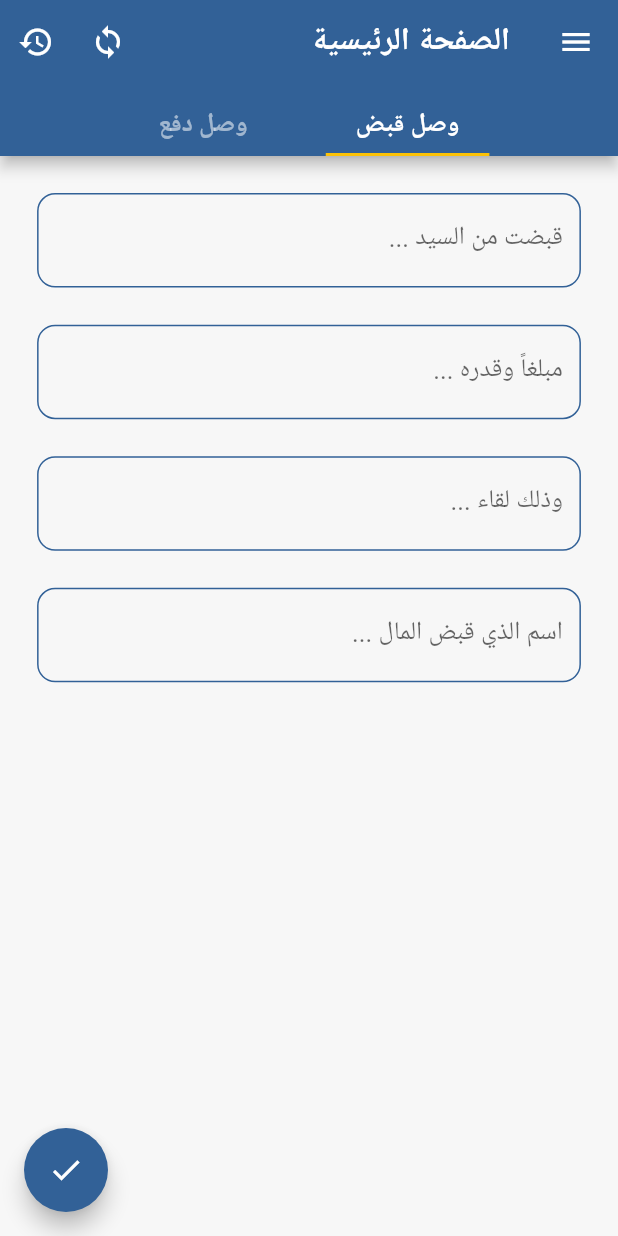
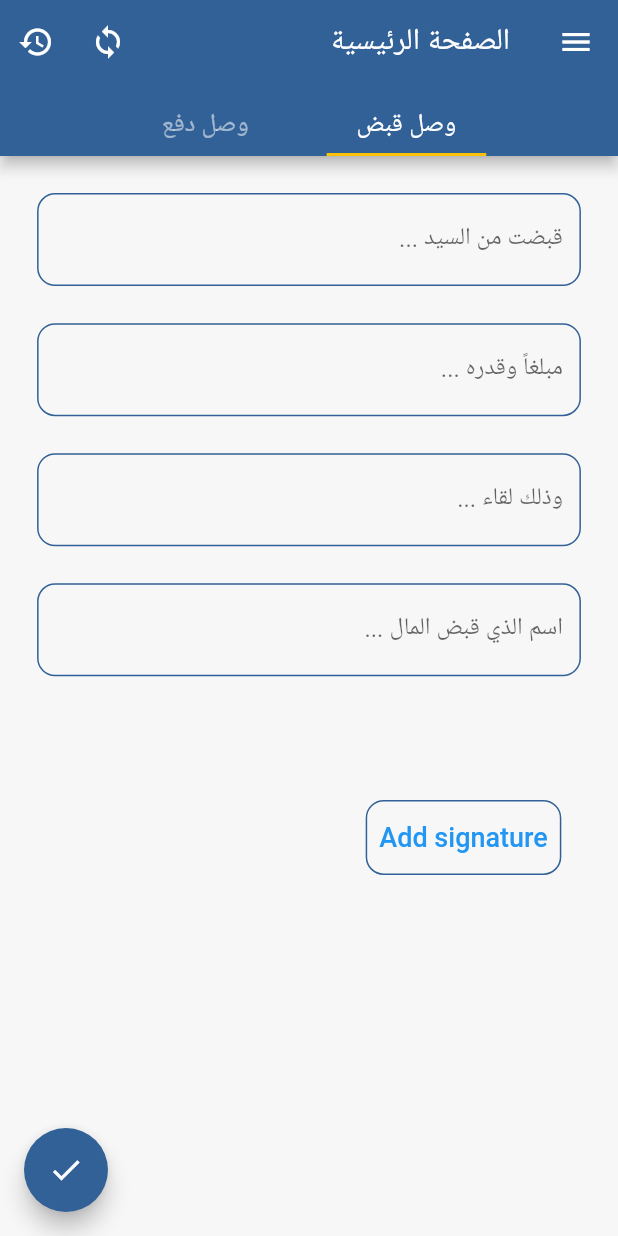
Before and after one commit to ahmad-abotrab/fatora, a Flutter app: the screen it shows after launch, on a phone screen of 412 x 824 dp. Run offline on Flutter 3.47's test engine with Material 2 defaults, Android fonts, the phone set to English and light mode, and no system bars; our stand-ins replace flutter_spinkit, get, open_file, pdf; Roboto replaces fonts that are missing (Fourm).

```diff
--- a/lib/app_route.dart
+++ b/lib/app_route.dart
@@ -1,7 +1,6 @@
 import 'package:fatora/src/Constant/url_path.dart';
 import 'package:fatora/src/views/pages/home.dart';
-import 'package:fatora/src/views/pages/otp_screen.dart';
-import 'package:fatora/src/views/pages/splach_screen.dart';
+import 'package:fatora/src/views/pages/splash_screen.dart';
 import 'package:flutter/material.dart';
 
 class AppRoute {
@@ -12,7 +11,7 @@ class AppRoute {
         {
           return MaterialPageRoute(
             builder: (_) {
-              return const SplachScreen();
+              return const SplashScreen();
             },
           );
         }
--- a/lib/main.dart
+++ b/lib/main.dart
@@ -1,8 +1,10 @@
 import 'package:fatora/app_route.dart';
 import 'package:fatora/src/Constant/color_app.dart';
 import 'package:fatora/src/Constant/url_path.dart';
+import 'package:fatora/src/views/pages/splash_screen.dart';
 import 'package:flutter/material.dart';
-import 'package:flutter_localizations/flutter_localizations.dart';
+import 'package:get/get.dart';
+import 'src/views/pages/home.dart';
 
 void main() {
   runApp(
@@ -18,17 +20,10 @@ class Fatora extends StatelessWidget {
 
   @override
   Widget build(BuildContext context) {
-    return MaterialApp(
+    return GetMaterialApp(
       title: 'شركة الأمل',
-      localizationsDelegates: const [
-        GlobalMaterialLocalizations.delegate,
-        GlobalWidgetsLocalizations.delegate,
-        GlobalCupertinoLocalizations.delegate,
-      ],
-      supportedLocales: const [
-        // Locale('en', 'UK'), // English, United Kingdom  country code
-        Locale('ar', 'SY'), // Arabic,  Syria           country code
-      ],
+      initialRoute: '/',
+      locale: const Locale('ar', 'SY'), // Arabic,  Syria           country code
       theme: ThemeData(
         primaryColor: ColorApp.primaryColor,
         backgroundColor: ColorApp.backgroundColor,
@@ -36,8 +31,12 @@ class Fatora extends StatelessWidget {
       ),
       color: ColorApp.primaryColor,
       debugShowCheckedModeBanner: false,
-      initialRoute: URLPath.splachScreen,
+
       onGenerateRoute: appRoute!.generateRoute,
+      getPages: [
+        GetPage(name: URLPath.splachScreen, page: () => const SplashScreen()),
+        GetPage(name: URLPath.home, page: () => const HomePage()),
+      ],
     );
   }
 }
--- a/lib/src/views/pages/catch_page.dart
+++ b/lib/src/views/pages/catch_page.dart
@@ -1,3 +1,4 @@
+import 'package:fatora/src/Constant/color_app.dart';
 import 'package:flutter/material.dart';
 import '../widgets/abstrach_receipt.dart';
 
@@ -12,6 +13,32 @@ class CatchPage extends StatefulWidget {
 class _CatchPageState extends State<CatchPage> {
   @override
   Widget build(BuildContext context) {
-    return const AbstrachReceipt();
+    return Column(
+      children: [
+        const AbstrachReceipt(),
+        Padding(
+          padding: EdgeInsets.only(
+            top: MediaQuery.of(context).size.height * 0.1,
+            left: MediaQuery.of(context).size.width * 0.5,
+          ),
+          child: Container(
+            decoration: BoxDecoration(
+              border: Border.all(
+                color: ColorApp.primaryColor,
+                width: 1,
+              ),
+              borderRadius: BorderRadius.circular(12),
+            ),
+            child: TextButton(
+              onPressed: () {},
+              child: const Text(
+                'Add signature',
+                style: TextStyle(fontSize: 18),
+              ),
+            ),
+          ),
+        ),
+      ],
+    );
   }
 }
--- a/lib/src/views/widgets/abstrach_receipt.dart
+++ b/lib/src/views/widgets/abstrach_receipt.dart
@@ -11,6 +11,7 @@ class AbstrachReceipt extends StatefulWidget {
 }
 
 class _AbstrachReceiptState extends State<AbstrachReceipt> {
+  var fieldsTest = Get.put<DataForCatch>(DataForCatch(),permanent: true);
   @override
   Widget build(BuildContext context) {
     return SafeArea(
@@ -25,7 +26,7 @@ class _AbstrachReceiptState extends State<AbstrachReceipt> {
                     height: MediaQuery.of(context).size.height * 0.03,
                   ),
                   FieldData(
-                    controller: Get.find<DataForCatch>().whoIsPay,
+                    controller: fieldsTest.whoIsPay,
                     labelText: 'قبضت من السيد ...',
                     hintText: 'قبضت من السيد ...',
                   ),
@@ -33,7 +34,7 @@ class _AbstrachReceiptState extends State<AbstrachReceipt> {
                     height: MediaQuery.of(context).size.height * 0.03,
                   ),
                   FieldData(
-                    controller: Get.find<DataForCatch>().price,
+                    controller: fieldsTest.price,
                     labelText: 'مبلغاً وقدره ...',
                     hintText: 'مبلغاً وقدره ...',
                   ),
@@ -41,7 +42,7 @@ class _AbstrachReceiptState extends State<AbstrachReceipt> {
                     height: MediaQuery.of(context).size.height * 0.03,
                   ),
                   FieldData(
-                    controller: Get.find<DataForCatch>().causeOfPayment,
+                    controller: fieldsTest.causeOfPayment,
                     labelText: 'وذلك لقاء ...',
                     hintText: 'وذلك لقاء ...',
                   ),
@@ -49,7 +50,7 @@ class _AbstrachReceiptState extends State<AbstrachReceipt> {
                     height: MediaQuery.of(context).size.height * 0.03,
                   ),
                   FieldData(
-                    controller: Get.find<DataForCatch>().whoIsTake,
+                    controller: fieldsTest.whoIsTake,
                     labelText: 'اسم الذي قبض المال ...',
                     hintText: 'اسم الذي قبض المال ...',
                   ),
--- a/pubspec.yaml
+++ b/pubspec.yaml
@@ -37,7 +37,10 @@ dependencies:
   font_awesome_flutter:
   get:
   pin_code_fields:
-  syncfusion_flutter_pdf:
+  pdf:
+  path_provider:
+  open_file:
+  intl:
 
 dev_dependencies:
   flutter_lints: ^1.0.0
```
Also changed, not shown: lib/src/data/server/api_pdf.dart (added, +61 -0 lines), lib/src/data/server/pdf_opened.dart (added, +28 -0 lines), lib/src/views/pages/payment_page.dart (+26 -1 lines), lib/src/views/pages/splash_screen.dart (renamed from lib/src/views/pages/splach_screen.dart, +9 -9 lines), pubspec.lock.
